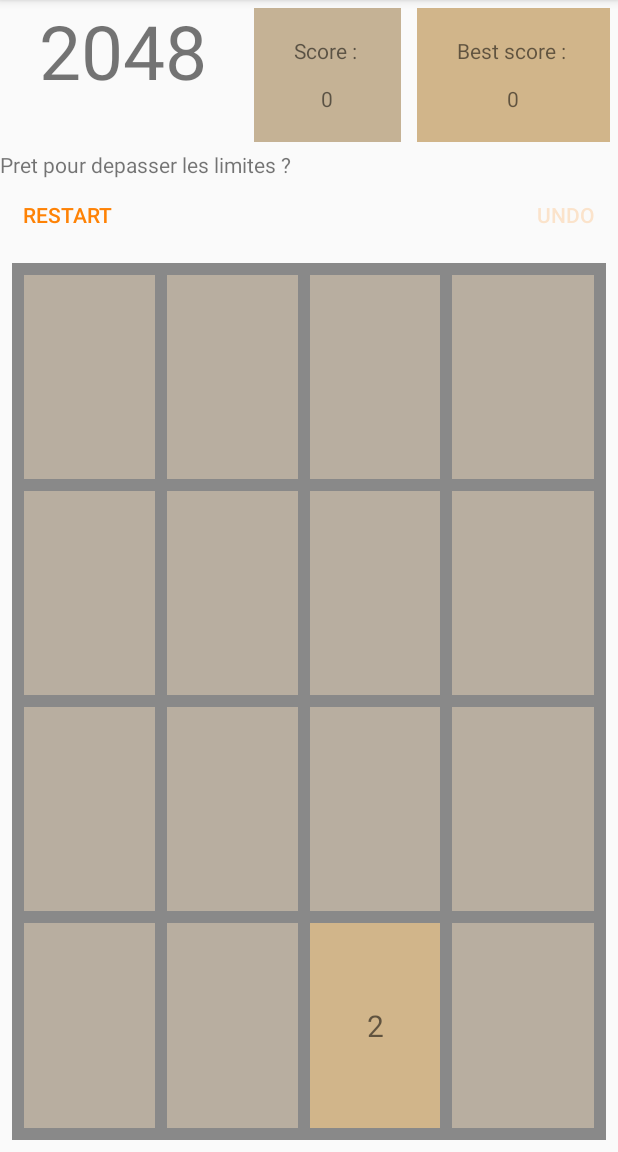
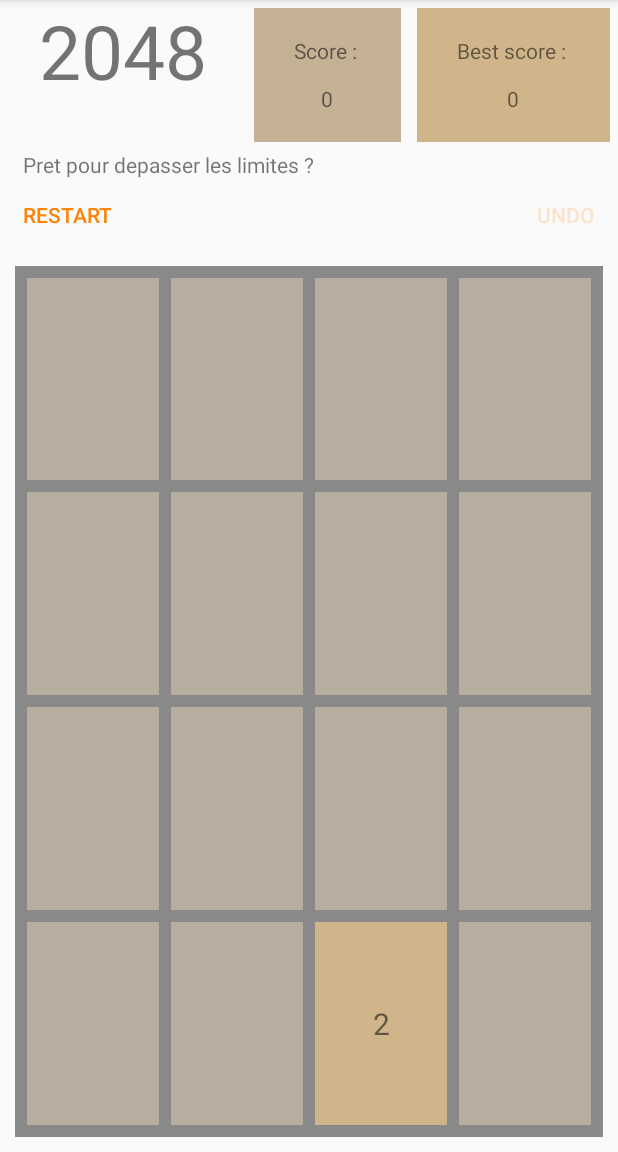
Before and after one commit to lrouault/AndroidCapitales, an Android app: the C2048Activity screen opened directly, with no data from a screen before it, on a phone screen of 412 x 824 dp, the part 84-1236 px from its top. Run offline under Robolectric (Android 15) with nearby library versions, the phone set to English and light mode, and no system bars.

Commit message:
2048 : fix derniere colonne 8 pixels de plus

```diff
--- a/src/main/res/layout/activity_2048.xml
+++ b/src/main/res/layout/activity_2048.xml
@@ -43,7 +43,8 @@
     <TextView
         android:layout_width="match_parent"
         android:layout_height="wrap_content"
-        android:text="Pret pour depasser les limites ?"/>
+        android:layout_marginStart="15dp"
+        android:text="Pret pour depasser les limites ?" />
 
     <LinearLayout
         android:layout_width="match_parent"
@@ -76,24 +77,25 @@
         android:id="@+id/activity_2048_btnLayout"
         android:layout_width="match_parent"
         android:layout_height="wrap_content"
+        android:layout_margin="10dp"
         android:orientation="vertical"
         android:layout_weight="5"
-        android:background="@color/btn2048_bg"
-        android:layout_margin="8dp">
+        android:background="@color/btn2048_bg">
         <LinearLayout
             android:layout_width="match_parent"
             android:layout_height="wrap_content"
+            android:layout_marginHorizontal="4dp"
+            android:layout_marginTop="4dp"
             android:orientation="horizontal"
-            android:layout_weight="1"
-            android:layout_margin="8dp">
+            android:layout_weight="1">
             <TextView
                 android:id="@+id/activity_2048_btn00"
                 android:layout_width="match_parent"
                 android:layout_height="match_parent"
                 android:layout_weight="1"
                 android:background="@color/btn2048_0"
-                android:layout_marginRight="8dp"
-                android:textSize="20dp"
+                android:layout_margin="4dp"
+                android:textSize="20sp"
                 android:gravity="center"/>
             <TextView
                 android:id="@+id/activity_2048_btn10"
@@ -101,119 +103,122 @@
                 android:layout_height="match_parent"
                 android:layout_weight="1"
                 android:background="@color/btn2048_0"
-                android:layout_marginRight="8dp"
+                android:layout_margin="4dp"
                 android:gravity="center"
-                android:textSize="20dp"/>
+                android:textSize="20sp"/>
             <TextView
                 android:id="@+id/activity_2048_btn20"
                 android:layout_width="match_parent"
                 android:layout_height="match_parent"
                 android:layout_weight="1"
                 android:background="@color/btn2048_0"
-                android:layout_marginRight="8dp"
+                android:layout_margin="4dp"
                 android:gravity="center"
-                android:textSize="20dp"/>
+                android:textSize="20sp"/>
             <TextView
                 android:id="@+id/activity_2048_btn30"
                 android:layout_width="match_parent"
                 android:layout_height="match_parent"
                 android:layout_weight="1"
+                android:layout_margin="4dp"
                 android:background="@color/btn2048_0"
                 android:gravity="center"
-                android:textSize="20dp"/>
+                android:textSize="20sp"/>
         </LinearLayout>
         <LinearLayout
             android:layout_width="match_parent"
             android:layout_height="wrap_content"
             android:orientation="horizontal"
-            android:layout_weight="1"
-            android:layout_marginBottom="8dp"
-            android:layout_marginHorizontal="8dp">
+            android:layout_marginHorizontal="4dp"
+            android:layout_weight="1">
             <TextView
                 android:id="@+id/activity_2048_btn01"
                 android:layout_width="match_parent"
                 android:layout_height="match_parent"
                 android:layout_weight="1"
                 android:background="@color/btn2048_0"
-                android:layout_marginRight="8dp"
+                android:layout_margin="4dp"
                 android:gravity="center"
-                android:textSize="20dp"/>
+                android:textSize="20sp"/>
 
             <TextView
                 android:id="@+id/activity_2048_btn11"
                 android:layout_width="match_parent"
                 android:layout_height="match_parent"
-                android:layout_marginRight="8dp"
+                android:layout_margin="4dp"
                 android:layout_weight="1"
                 android:background="@color/btn2048_0"
                 android:gravity="center"
-                android:textSize="20dp" />
+                android:textSize="20sp" />
 
             <TextView
                 android:id="@+id/activity_2048_btn21"
                 android:layout_width="match_parent"
                 android:layout_height="match_parent"
-                android:layout_marginRight="8dp"
+                android:layout_margin="4dp"
                 android:layout_weight="1"
                 android:background="@color/btn2048_0"
                 android:gravity="center"
-                android:textSize="20dp"/>
+                android:textSize="20sp"/>
             <TextView
                 android:id="@+id/activity_2048_btn31"
                 android:layout_width="match_parent"
                 android:layout_height="match_parent"
+                android:layout_margin="4dp"
                 android:layout_weight="1"
                 android:background="@color/btn2048_0"
                 android:gravity="center"
-                android:textSize="20dp"/>
+                android:textSize="20sp"/>
         </LinearLayout>
         <LinearLayout
             android:layout_width="match_parent"
             android:layout_height="wrap_content"
             android:orientation="horizontal"
-            android:layout_weight="1"
-            android:layout_marginHorizontal="8dp">
+            android:layout_marginHorizontal="4dp"
+            android:layout_weight="1">
             <TextView
                 android:id="@+id/activity_2048_btn02"
                 android:layout_width="match_parent"
                 android:layout_height="match_parent"
+                android:layout_margin="4dp"
                 android:layout_weight="1"
                 android:background="@color/btn2048_0"
-                android:layout_marginRight="8dp"
                 android:gravity="center"
-                android:textSize="20dp"/>
+                android:textSize="20sp"/>
             <TextView
                 android:id="@+id/activity_2048_btn12"
                 android:layout_width="match_parent"
                 android:layout_height="match_parent"
+                android:layout_margin="4dp"
                 android:layout_weight="1"
                 android:background="@color/btn2048_0"
-                android:layout_marginRight="8dp"
                 android:gravity="center"
-                android:textSize="20dp"/>
+                android:textSize="20sp"/>
             <TextView
                 android:id="@+id/activity_2048_btn22"
                 android:layout_width="match_parent"
                 android:layout_height="match_parent"
+                android:layout_margin="4dp"
                 android:layout_weight="1"
                 android:background="@color/btn2048_0"
-                android:layout_marginRight="8dp"
                 android:gravity="center"
-                android:textSize="20dp"/>
+                android:textSize="20sp"/>
             <TextView
                 android:id="@+id/activity_2048_btn32"
                 android:layout_width="match_parent"
                 android:layout_height="match_parent"
+                android:layout_margin="4dp"
                 android:layout_weight="1"
                 android:background="@color/btn2048_0"
                 android:gravity="center"
-                android:textSize="20dp"/>
+                android:textSize="20sp"/>
         </LinearLayout>
         <LinearLayout
             android:layout_width="match_parent"
             android:layout_height="wrap_content"
             android:orientation="horizontal"
-            android:layout_margin="8dp"
+            android:layout_marginHorizontal="4dp"
+            android:layout_marginBottom="4dp"
             android:layout_weight="1">
             <TextView
                 android:id="@+id/activity_2048_btn03"
@@ -221,35 +226,36 @@
                 android:layout_height="match_parent"
                 android:layout_weight="1"
                 android:background="@color/btn2048_0"
-                android:layout_marginRight="8dp"
+                android:layout_margin="4dp"
                 android:gravity="center"
-                android:textSize="20dp"/>
+                android:textSize="20sp"/>
             <TextView
                 android:id="@+id/activity_2048_btn13"
                 android:layout_width="match_parent"
                 android:layout_height="match_parent"
                 android:layout_weight="1"
                 android:background="@color/btn2048_0"
-                android:layout_marginRight="8dp"
+                android:layout_margin="4dp"
                 android:gravity="center"
-                android:textSize="20dp"/>
+                android:textSize="20sp"/>
             <TextView
                 android:id="@+id/activity_2048_btn23"
                 android:layout_width="match_parent"
                 android:layout_height="match_parent"
                 android:layout_weight="1"
                 android:background="@color/btn2048_0"
-                android:layout_marginRight="8dp"
+                android:layout_margin="4dp"
                 android:gravity="center"
-                android:textSize="20dp"/>
+                android:textSize="20sp"/>
             <TextView
                 android:id="@+id/activity_2048_btn33"
                 android:layout_width="match_parent"
                 android:layout_height="match_parent"
+                android:layout_margin="4dp"
                 android:layout_weight="1"
                 android:background="@color/btn2048_0"
                 android:gravity="center"
-                android:textSize="20dp"/>
+                android:textSize="20sp"/>
         </LinearLayout>
     </LinearLayout>
 </LinearLayout>
```
